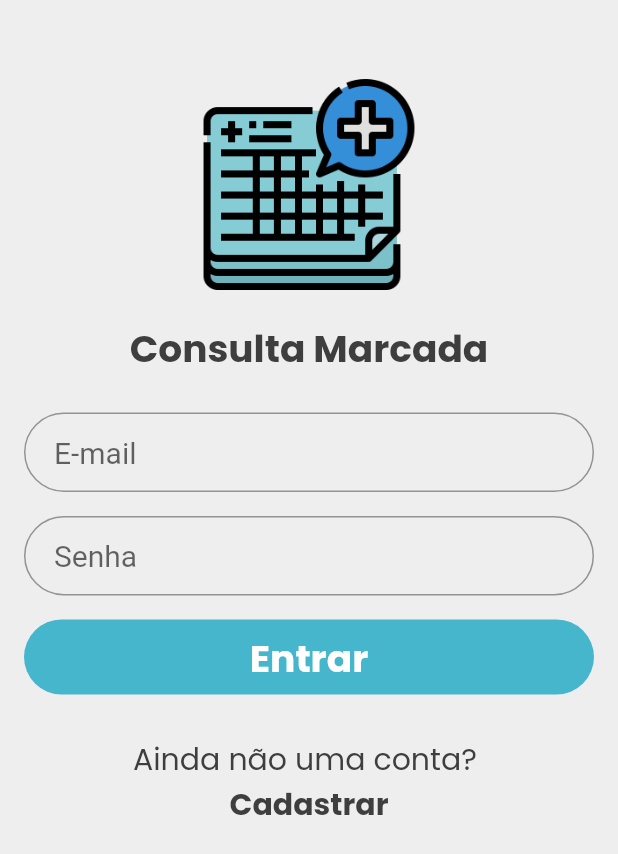
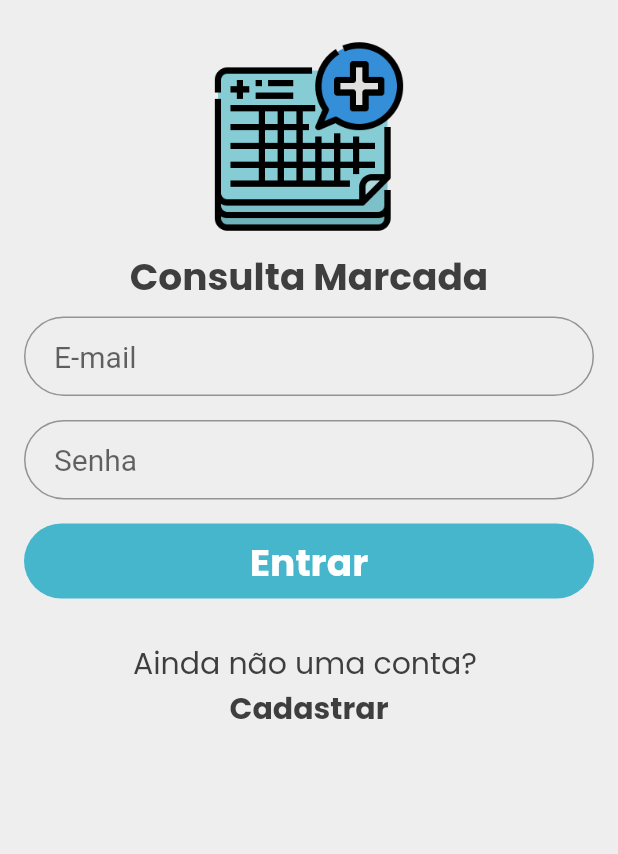
Before and after one commit to 27joseaquino/consulta-marcada, a Flutter app: the screen it shows after launch, on a phone screen of 412 x 824 dp. Shown: the top 854 px of the screen. Run offline on Flutter 3.47's test engine with Material 2 defaults, Android fonts, the phone set to English and light mode, and no system bars.

Commit message:
Adicionando widget de logo do app

```diff
--- /dev/null
+++ b/lib/components/logo_consulta_marcada.dart
@@ -0,0 +1,35 @@
+import 'package:consulta_marcada/styles/custom_text.dart';
+import 'package:flutter/material.dart';
+
+class LogoConsultaMarcada extends StatelessWidget {
+  final double height;
+  final double width;
+  final double fontSize;
+
+  LogoConsultaMarcada({
+    @required this.height,
+    @required this.width,
+    @required this.fontSize,
+  });
+
+  @override
+  Widget build(BuildContext context) {
+    return Column(
+      crossAxisAlignment: CrossAxisAlignment.center,
+      mainAxisAlignment: MainAxisAlignment.center,
+      children: [
+        Container(
+          padding: EdgeInsets.symmetric(horizontal: 8, vertical: 8),
+          height: height,
+          width: width,
+          child: Image.asset("assets/logo.png", fit: BoxFit.contain),
+        ),
+        CustomText(
+          text: "Consulta Marcada",
+          fontSize: fontSize,
+          fontWeight: FontWeight.bold,
+        ),
+      ],
+    );
+  }
+}
--- a/lib/pages/user/login_page.dart
+++ b/lib/pages/user/login_page.dart
@@ -1,9 +1,10 @@
 import 'package:consulta_marcada/components/custom_button.dart';
 import 'package:consulta_marcada/components/custom_text_field.dart';
-import 'package:consulta_marcada/core/utils/navigator.dart';
+import 'package:consulta_marcada/components/logo_consulta_marcada.dart';
 import 'package:consulta_marcada/pages/home/home_page.dart';
 import 'package:consulta_marcada/pages/user/register_page.dart';
 import 'package:consulta_marcada/styles/custom_text.dart';
+import 'package:consulta_marcada/utils/navigator.dart';
 import 'package:flutter/material.dart';
 
 class LoginPage extends StatefulWidget {
@@ -25,7 +26,11 @@ class _LoginPageState extends State<LoginPage> {
             crossAxisAlignment: CrossAxisAlignment.center,
             mainAxisAlignment: MainAxisAlignment.center,
             children: <Widget>[
-              logo(),
+              LogoConsultaMarcada(
+                fontSize: 25,
+                height: 150,
+                width: 150,
+              ),
               CustomTextField(
                 hintText: "E-mail",
                 controller: _email,
@@ -73,26 +78,6 @@ class _LoginPageState extends State<LoginPage> {
     );
   }
 
-  Container logo() {
-    return Container(
-      margin: EdgeInsets.only(top: 16, bottom: 16),
-      child: Column(
-        children: [
-          Container(
-            margin: EdgeInsets.only(top: 16, bottom: 16),
-            height: 150,
-            child: Image.asset("assets/logo.png", fit: BoxFit.contain),
-          ),
-          CustomText(
-            text: "Consulta Marcada",
-            fontSize: 25,
-            fontWeight: FontWeight.bold,
-          ),
-        ],
-      ),
-    );
-  }
-
   _onClickLogin() {
     String email = _email.text;
     String password = _password.text;
```
Also changed, not shown: lib/components/menu.dart (+7 -25 lines), lib/pages/user/register_page.dart (+7 -22 lines), lib/utils/navigator.dart (renamed from lib/core/utils/navigator.dart), pubspec.lock.
